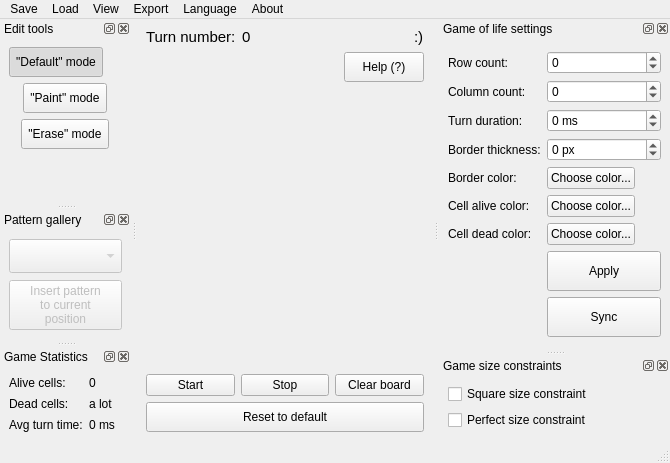
The window that designer/MainWindow.ui (ZyMa-1/Conways_game_of_life_widget) describes before a commit, drawn with Qt 5.
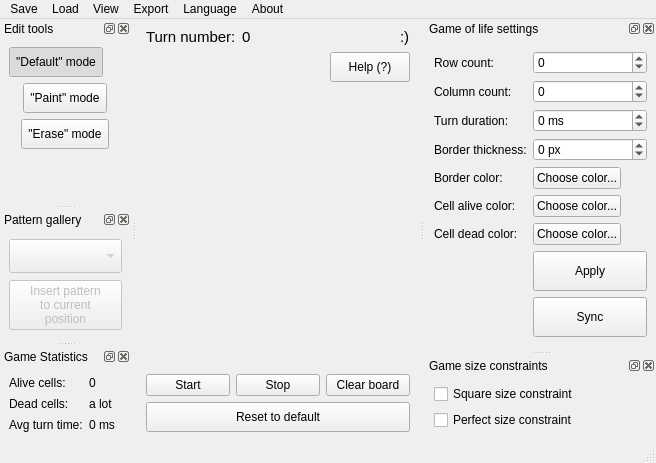
The same window after the commit. Custom widgets are drawn as their Qt base class.

The edit to the form file:
```diff
--- a/designer/MainWindow.ui
+++ b/designer/MainWindow.ui
@@ -6,7 +6,7 @@
    <rect>
     <x>0</x>
     <y>0</y>
-    <width>670</width>
+    <width>647</width>
     <height>463</height>
    </rect>
   </property>
@@ -281,7 +281,7 @@
     <rect>
      <x>0</x>
      <y>0</y>
-     <width>670</width>
+     <width>647</width>
      <height>22</height>
     </rect>
    </property>
```
